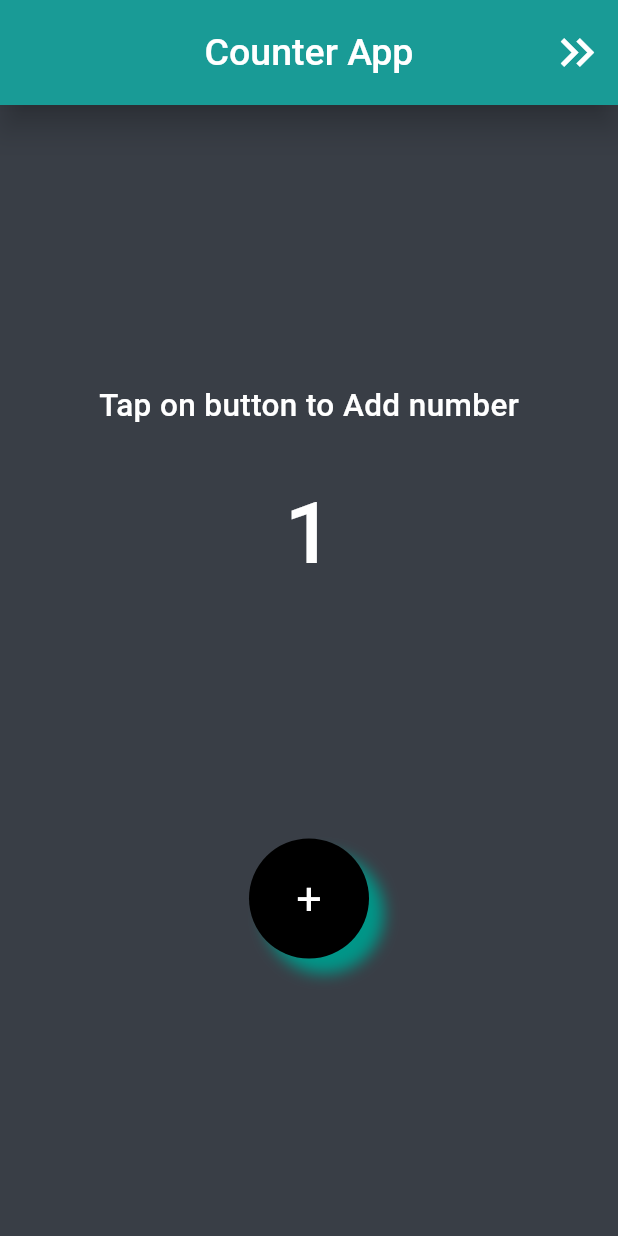
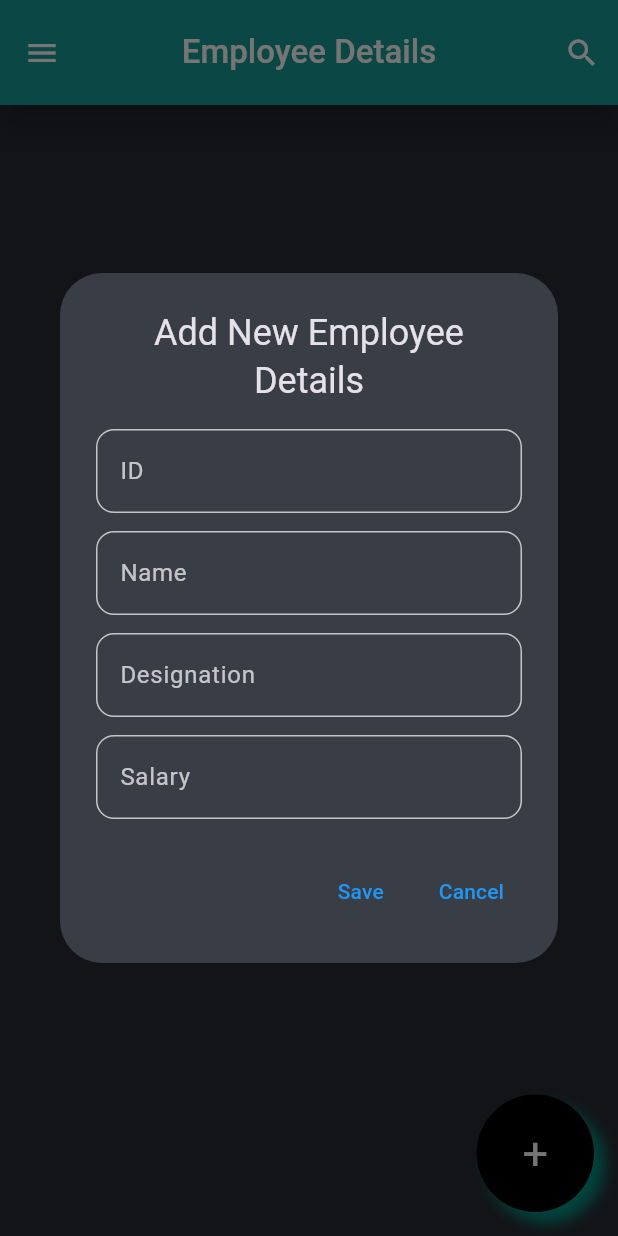
Before and after one commit to AnkitUmredkar/Getx_State_Management, a Flutter app: the screen it shows after launch, after a tap on an icon or button, on a phone screen of 412 x 824 dp. Run offline on Flutter 3.47's test engine with Material 3 defaults, Android fonts, the phone set to English and light mode, and no system bars; our stand-ins replace flutter_slidable, fluttertoast, get.

Commit message:
Initial commit

```diff
--- /dev/null
+++ b/lib/CRUD Operation _Employee/Controller/employeeController.dart
@@ -0,0 +1,224 @@
+import 'package:flutter/material.dart';
+import 'package:get/get.dart';
+import 'package:habit_tracker/CRUD%20Operation%20_Employee/Model/employeeModel.dart';
+import 'package:fluttertoast/fluttertoast.dart';
+
+TextEditingController idController = TextEditingController();
+TextEditingController nameController = TextEditingController();
+TextEditingController designationController = TextEditingController();
+TextEditingController salaryController = TextEditingController();
+
+class EmployeeController extends GetxController {
+  RxList<EmployeeModel> empList = <EmployeeModel>[].obs;
+
+  //todo Create Data
+  void addEmployeeData(BuildContext context) {
+    showDialog(
+        context: context,
+        builder: (context) {
+          idController = TextEditingController();
+          nameController = TextEditingController();
+          designationController = TextEditingController();
+          salaryController = TextEditingController();
+          return AlertDialog(
+            scrollable: true,
+            backgroundColor: const Color(0xFF393E46),
+            title: const Text(
+                textAlign: TextAlign.center, 'Add New Employee Details'),
+            content: Column(
+              mainAxisSize: MainAxisSize.min,
+              children: [
+                buildTextField(idController, TextInputType.number, 'ID'),
+                const SizedBox(height: 12),
+                buildTextField(nameController, TextInputType.text, 'Name'),
+                const SizedBox(height: 12),
+                buildTextField(
+                    designationController, TextInputType.text, 'Designation'),
+                const SizedBox(height: 12),
+                buildTextField(
+                    salaryController, TextInputType.number, 'Salary'),
+              ],
+            ),
+            actions: [
+              TextButton(
+                  onPressed: () {
+                    String msg = '';
+                    if (idController.text != '' &&
+                        nameController.text != '' &&
+                        designationController.text != '' &&
+                        salaryController.text != '') {
+                      Map emp = {
+                        'id': int.parse(idController.text),
+                        'name': nameController.text.toString(),
+                        'designation': designationController.text.toString(),
+                        'salary': int.parse(salaryController.text)
+                      };
+                      empList.add(EmployeeModel.fromMap(emp));
+                      msg = 'Details Added Successfully';
+                      Get.back();
+                    } else {
+                      msg = 'All Field Must Be Required';
+                    }
+                    Fluttertoast.showToast(
+                      msg: msg,
+                      toastLength: Toast.LENGTH_SHORT,
+                      gravity: ToastGravity.BOTTOM,
+                      timeInSecForIosWeb: 2,
+                      backgroundColor: Colors.black,
+                      textColor: Colors.white,
+                      fontSize: 16,
+                    );
+                  },
+                  child: const Text(
+                    'Save',
+                    style: TextStyle(color: Colors.blue),
+                  )),
+              TextButton(
+                  onPressed: () {
+                    Get.back();
+                  },
+                  child: const Text(
+                    'Cancel',
+                    style: TextStyle(color: Colors.blue),
+                  )),
+            ],
+          );
+        });
+  }
+
+  //todo Update Data
+  void updateEmployeeData(BuildContext context, index) {
+    showDialog(
+        context: context,
+        builder: (context) {
+          idController.text = empList[index].id.toString();
+          nameController.text = empList[index].name;
+          designationController.text = empList[index].designation;
+          salaryController.text = empList[index].salary.toString();
+          return AlertDialog(
+            scrollable: true,
+            backgroundColor: const Color(0xFF393E46),
+            title: const Text(
+                textAlign: TextAlign.center, 'Edit Employee Details    '),
+            content: Column(
+              mainAxisSize: MainAxisSize.min,
+              children: [
+                buildTextField(idController, TextInputType.number, 'ID'),
+                const SizedBox(height: 12),
+                buildTextField(nameController, TextInputType.text, 'Name'),
+                const SizedBox(height: 12),
+                buildTextField(
+                    designationController, TextInputType.text, 'Designation'),
+                const SizedBox(height: 12),
+                buildTextField(
+                    salaryController, TextInputType.number, 'Salary'),
+              ],
+            ),
+            actions: [
+              TextButton(
+                  onPressed: () {
+                    String msg = '';
+                    if (idController.text != '' &&
+                        nameController.text != '' &&
+                        designationController.text != '' &&
+                        salaryController.text != '') {
+                      Map emp = {
+                        'id': int.parse(idController.text),
+                        'name': nameController.text.toString(),
+                        'designation': designationController.text.toString(),
+                        'salary': int.parse(salaryController.text)
+                      };
+                      empList[index] = EmployeeModel.fromMap(emp);
+                      msg = 'Details Update Successfully';
+                      Get.back();
+                    } else {
+                      msg = 'All Field Must Be Required';
+                    }
+                    Fluttertoast.showToast(
+                      msg: msg,
+                      toastLength: Toast.LENGTH_SHORT,
+                      gravity: ToastGravity.BOTTOM,
+                      timeInSecForIosWeb: 2,
+                      backgroundColor: Colors.black,
+                      textColor: Colors.white,
+                      fontSize: 16,
+                    );
+                  },
+                  child: const Text(
+                    'Save',
+                    style: TextStyle(color: Colors.blue),
+                  )),
+              TextButton(
+                  onPressed: () {
+                    Get.back();
+                  },
+                  child: const Text(
+                    'Cancel',
+                    style: TextStyle(color: Colors.blue),
+                  )),
+            ],
+          );
+        });
+  }
+
+  //todo Delete Data
+  void deleteEmployeeData(BuildContext context, index) {
+    showDialog(
+        context: context,
+        builder: (context) {
+          return AlertDialog(
+            backgroundColor: const Color(0xFF393E46),
+            title: const Text(
+                'Are you sure you want to delete ?'),
+            actions: [
+              TextButton(
+                  onPressed: () {
+                    empList.removeAt(index);
+                    Fluttertoast.showToast(
+                      msg: 'Details Delete Successfully',
+                      toastLength: Toast.LENGTH_SHORT,
+                      gravity: ToastGravity.BOTTOM,
+                      timeInSecForIosWeb: 1,
+                      textColor: Colors.white,
+                      fontSize: 16,
+                    );
+                    Get.back();
+                  },
+                  child: Text(
+                    'Delete',
+                    style: TextStyle(color: Colors.blue.shade700),
+                  )),
+              TextButton(
+                  onPressed: () {
+                    Get.back();
+                  },
+                  child: Text(
+                    'Cancel',
+                    style: TextStyle(color: Colors.blue.shade700),
+                  ))
+            ],
+          );
+        });
+  }
+}
+
+TextField buildTextField(TextEditingController controller,
+    TextInputType inputType, String hintText) {
+  return TextField(
+    keyboardType: inputType,
+    controller: controller,
+    cursorColor: Colors.white,
+    decoration: InputDecoration(
+      label: Text(
+        hintText,
+        style: TextStyle(color: Colors.white70),
+      ),
+      enabledBorder: OutlineInputBorder(
+          borderRadius: BorderRadius.circular(12),
+          borderSide: const BorderSide(color: Colors.white70, width: 1)),
+      focusedBorder: OutlineInputBorder(
+          borderRadius: BorderRadius.circular(12),
+          borderSide: const BorderSide(color: Colors.white, width: 2)),
+    ),
+  );
+}
--- /dev/null
+++ b/lib/CRUD Operation _Employee/Model/employeeModel.dart
@@ -0,0 +1,18 @@
+class EmployeeModel {
+  late int id, salary;
+  late String name, designation;
+
+  EmployeeModel(
+      {required this.id,
+      required this.name,
+      required this.designation,
+      required this.salary});
+
+  factory EmployeeModel.fromMap(Map emp) {
+    return EmployeeModel(
+        id: emp['id'],
+        name: emp['name'],
+        designation: emp['designation'],
+        salary: emp['salary']);
+  }
+}
--- /dev/null
+++ b/lib/CRUD Operation _Employee/View/showEmpData.dart
@@ -0,0 +1,133 @@
+import 'package:flutter/material.dart';
+import 'package:flutter_slidable/flutter_slidable.dart';
+import 'package:get/get.dart';
+import 'package:habit_tracker/CRUD%20Operation%20_Employee/Controller/employeeController.dart';
+
+class ShowEmpData extends StatelessWidget {
+  const ShowEmpData({super.key});
+
+  @override
+  Widget build(BuildContext context) {
+    double width = MediaQuery.of(context).size.width;
+    double height = MediaQuery.of(context).size.height;
+    EmployeeController employeeController = Get.put(EmployeeController());
+    return SafeArea(
+      child: Scaffold(
+        resizeToAvoidBottomInset: false,
+        backgroundColor: Color(0xFF282B32),//backgroundColor: const Color(0xFF393E46),
+        appBar: AppBar(
+          leading: const Icon(
+            Icons.menu,
+            color: Colors.white,
+          ),
+          actions: [
+            IconButton(
+              onPressed: () {},
+              icon: const Icon(
+                Icons.search,
+                color: Colors.white,
+              ),
+            )
+          ],
+          backgroundColor: Colors.teal,
+          toolbarHeight: 70,
+          centerTitle: true,
+          elevation: 8.5,
+          shadowColor: Colors.black,
+          title: const Text(
+            'Employee Details',
+            style: TextStyle(color: Colors.white, fontWeight: FontWeight.w500),
+          ),
+        ),
+        body: Obx(
+          () => SingleChildScrollView(
+            child: Column(
+              children: [
+                const SizedBox(
+                  height: 10,
+                ),
+                ...List.generate(
+                  employeeController.empList.length,
+                  (index) => Padding(
+                    padding: const EdgeInsets.fromLTRB(10, 9, 10, 9),
+                    child: Slidable(
+                      startActionPane:
+                          ActionPane(motion: const StretchMotion(), children: [
+                        SlidableAction(
+                          onPressed: (context) => employeeController
+                              .updateEmployeeData(context, index),
+                          backgroundColor: Colors.teal.shade800,
+                          icon: Icons.edit,
+                          borderRadius: BorderRadius.circular(8),
+                        ),
+                      ]),
+                      endActionPane:
+                          ActionPane(motion: const StretchMotion(), children: [
+                        SlidableAction(
+                          onPressed: (context) => employeeController
+                              .deleteEmployeeData(context, index),
+                          backgroundColor: Colors.red,
+                          icon: Icons.delete,
+                          borderRadius: BorderRadius.circular(8),
+                        ),
+                      ]),
+                      child: Container(
+                        padding: const EdgeInsets.symmetric(vertical: 9),
+                        margin: const EdgeInsets.symmetric(horizontal: 6),
+                        decoration: BoxDecoration(
+                            borderRadius: BorderRadius.circular(13),
+                            color: Colors.black26),
+                        child: ListTile(
+                          leading: Text(
+                            employeeController.empList[index].id.toString(),
+                            style: const TextStyle(color: Colors.white),
+                          ),
+                          title: Text(
+                            employeeController.empList[index].name,
+                            style: const TextStyle(color: Colors.white),
+                          ),
+                          subtitle: Text(
+                            employeeController.empList[index].designation,
+                            style: const TextStyle(color: Colors.white),
+                          ),
+                          trailing: Text(
+                            employeeController.empList[index].salary.toString(),
+                            style: const TextStyle(
+                                color: Colors.white, fontSize: 14),
+                          ),
+                        ),
+                      ),
+                    ),
+                  ),
+                )
+              ],
+            ),
+          ),
+        ),
+        floatingActionButton: GestureDetector(
+          onTap: () {
+            employeeController.addEmployeeData(context);
+          },
+          child: Container(
+              height: width * 0.19,
+              width: width * 0.19,
+              alignment: Alignment.center,
+              decoration: const BoxDecoration(
+                  color: Colors.black,
+                  shape: BoxShape.circle,
+                  boxShadow: [
+                    BoxShadow(
+                        color: Colors.teal,
+                        spreadRadius: 0,
+                        blurRadius: 8,
+                        offset: Offset(7.2, 7.2)),
+                  ]),
+              child: const Text(
+                '+',
+                style: TextStyle(color: Colors.white, fontSize: 30),
+              )),
+        ),
+      ),
+    );
+  }
+}
--- a/lib/Counter App/View/counterAddPage.dart
+++ b/lib/Counter App/View/counterAddPage.dart
@@ -11,16 +11,16 @@ class CounterAddPage extends StatelessWidget {
     CounterController counterController = Get.put(CounterController());
     return SafeArea(
       child: Scaffold(
-        backgroundColor: Color(0xFF393E46),
+        backgroundColor: Color(0xFF282B31),
         appBar: AppBar(
-          backgroundColor: Colors.teal,
+          backgroundColor: Colors.indigo.shade700,
           toolbarHeight: 70,
           centerTitle: true,
           elevation: 8.5,
           shadowColor: Colors.black,
           actions: [
             IconButton(onPressed: (){
-              Get.to(const CounterMinusPage(),transition: Transition.leftToRight);
+              Get.to(const CounterMinusPage(),transition: Transition.rightToLeft);
             }, icon: Icon(Icons.keyboard_double_arrow_right,color: Colors.white,size: 38,))
           ],
           title: const Text(
@@ -65,10 +65,10 @@ class CounterAddPage extends StatelessWidget {
                         shape: BoxShape.circle,
                         boxShadow: [
                           BoxShadow(
-                              color: Colors.teal,
+                              color: Colors.indigoAccent,
                               spreadRadius: 0,
                               blurRadius: 8,
-                              offset: Offset(10, 10)),
+                              offset: Offset(6.5, 6.5)),
                         ]),
                     child: const Text(
                       '+',
--- a/lib/main.dart
+++ b/lib/main.dart
@@ -1,5 +1,6 @@
 import 'package:flutter/material.dart';
 import 'package:get/get.dart';
+import 'package:habit_tracker/CRUD%20Operation%20_Employee/View/showEmpData.dart';
 import 'Counter App/View/counterAddPage.dart';
 
 void main() {
@@ -15,7 +16,7 @@ class MyApp extends StatelessWidget {
       debugShowCheckedModeBanner: false,
       title: 'Flutter Demo',
       theme: ThemeData.dark(),
-      home: const CounterAddPage(),
+      home: const ShowEmpData(),
     );
   }
 }
--- a/pubspec.yaml
+++ b/pubspec.yaml
@@ -38,6 +38,8 @@ dependencies:
   provider: ^6.1.2
   lottie: ^3.1.2
   get: ^4.6.6
+  fluttertoast: ^8.2.6
+  flutter_slidable: ^3.1.1
 
 dev_dependencies:
   flutter_test:
```
Also changed, not shown: lib/Counter App/View/counterMinusPage.dart (+4 -13 lines), pubspec.lock, 1 other file.
